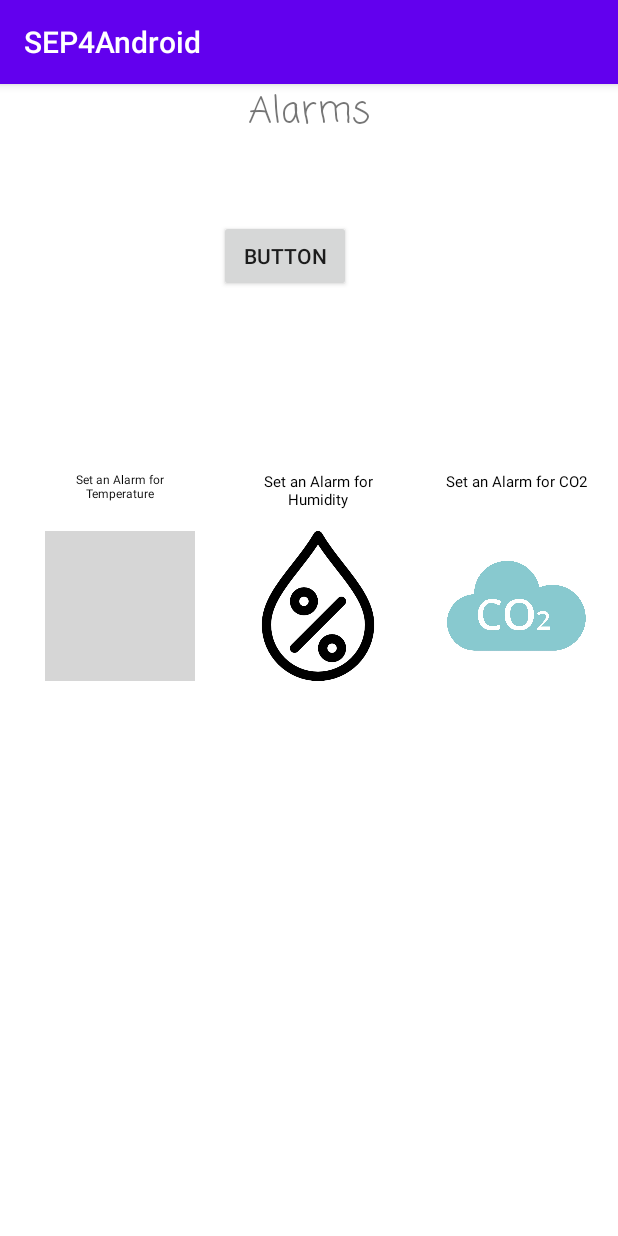
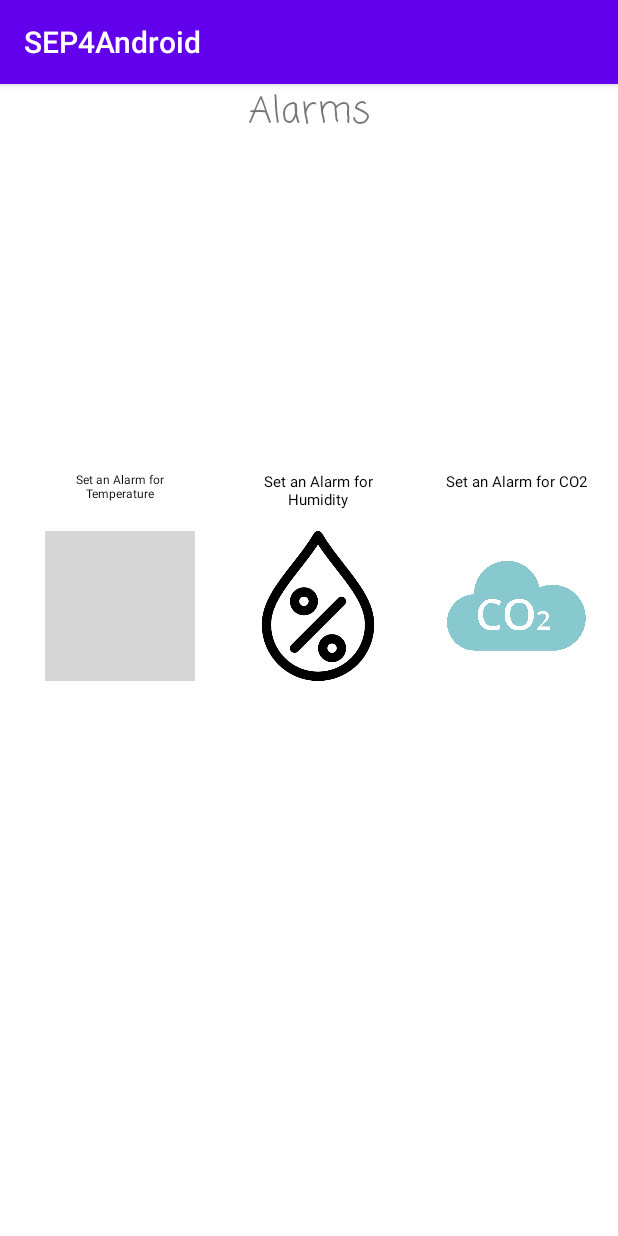
Before and after one commit to etlimss/SEP4Android, an Android app: the fragment SetAlertFragment shown on its own in the app's theme, on a phone screen of 412 x 824 dp. Run offline under Robolectric (Android 15) with nearby library versions, the phone set to English and light mode, and no system bars; our stand-ins replace data binding; 2 statements that could not run were skipped; grey boxes are pictures that could not be loaded.

Commit message:
version 1.1

```diff
--- a/app/src/main/AndroidManifest.xml
+++ b/app/src/main/AndroidManifest.xml
@@ -23,7 +23,7 @@
             <intent-filter>
                 <action android:name="android.intent.action.MAIN" />
 
-<!--                <category android:name="android.intent.category.LAUNCHER" />-->
+                <category android:name="android.intent.category.DEFAULT" />
             </intent-filter>
         </activity>
 
@@ -32,9 +32,9 @@
             android:label="@string/title_activity_main">
             <intent-filter>
                 <action android:name="android.intent.action.MAIN" />
+
+
                 <category android:name="android.intent.category.LAUNCHER" />
-
-<!--                <category android:name="android.intent.category.DEFAULT" />-->
             </intent-filter>
         </activity>
     </application>
--- a/app/src/main/java/com/example/sep4android/view/SetAlertFragment.java
+++ b/app/src/main/java/com/example/sep4android/view/SetAlertFragment.java
@@ -28,7 +28,7 @@ public class SetAlertFragment extends Fragment {
     FragmentSetAlertBinding binding;
     Dialog tempDialog, humDialog, co2Dialog;
     EditText tempMin, tempMax, humMin, humMax, co2Min, co2Max;
-    Button btnTemp, btnHum, btnCo2,btnNot;
+    Button btnTemp, btnHum, btnCo2;
     SetAlertViewModel setAlertViewModel;
 
     public View onCreateView(@NonNull LayoutInflater inflater,
--- a/app/src/main/res/layout/fragment_set_alert.xml
+++ b/app/src/main/res/layout/fragment_set_alert.xml
@@ -124,13 +124,6 @@
 
                 </LinearLayout>
 
-            <Button
-                android:id="@+id/btnNot"
-                android:layout_width="wrap_content"
-                android:layout_height="wrap_content"
-                android:layout_row="0"
-                android:layout_column="1"
-                android:text="Button" />
         </GridLayout>
     </LinearLayout>
 
```
